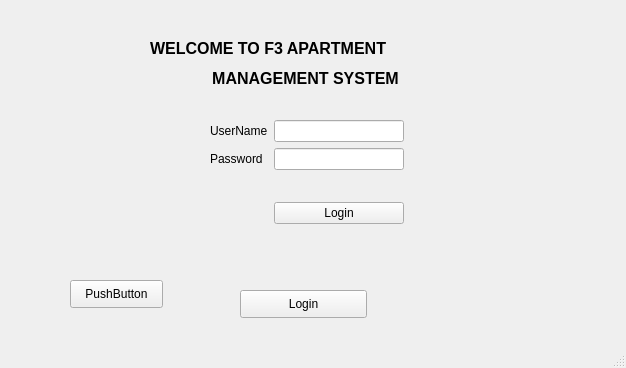
This is FrmLogin.ui in FarchanS/LTP_Final_Project as Qt 5 draws it before an edit. The edited form follows.
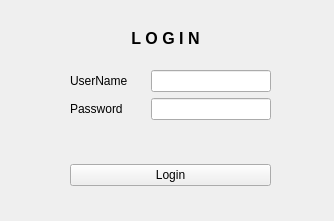
This is the edited form.

Patch:
```diff
--- a/FrmLogin.ui
+++ b/FrmLogin.ui
@@ -6,10 +6,16 @@
    <rect>
     <x>0</x>
     <y>0</y>
-    <width>626</width>
-    <height>368</height>
+    <width>334</width>
+    <height>221</height>
    </rect>
   </property>
+  <property name="maximumSize">
+   <size>
+    <width>334</width>
+    <height>221</height>
+   </size>
+  </property>
   <property name="windowTitle">
    <string>MainWindow</string>
   </property>
@@ -17,13 +23,16 @@
    <widget class="QWidget" name="formLayoutWidget">
     <property name="geometry">
      <rect>
-      <x>210</x>
-      <y>120</y>
-      <width>194</width>
-      <height>112</height>
+      <x>70</x>
+      <y>70</y>
+      <width>201</width>
+      <height>81</height>
      </rect>
     </property>
     <layout class="QFormLayout" name="formLayout">
+     <property name="horizontalSpacing">
+      <number>23</number>
+     </property>
      <item row="0" column="0">
       <widget class="QLabel" name="userNameLabel">
        <property name="text">
@@ -48,53 +57,13 @@
        </property>
       </widget>
      </item>
-     <item row="3" column="1">
-      <widget class="QPushButton" name="PB_login">
-       <property name="text">
-        <string>Login</string>
-       </property>
-      </widget>
-     </item>
-     <item row="2" column="1">
-      <spacer name="horizontalSpacer">
-       <property name="orientation">
-        <enum>Qt::Horizontal</enum>
-       </property>
-       <property name="sizeHint" stdset="0">
-        <size>
-         <width>40</width>
-         <height>20</height>
-        </size>
-       </property>
-      </spacer>
-     </item>
     </layout>
    </widget>
-   <widget class="QLabel" name="label">
-    <property name="geometry">
-     <rect>
-      <x>150</x>
-      <y>40</y>
-      <width>311</width>
-      <height>16</height>
-     </rect>
-    </property>
-    <property name="font">
-     <font>
-      <pointsize>12</pointsize>
-      <weight>75</weight>
-      <bold>true</bold>
-     </font>
-    </property>
-    <property name="text">
-     <string>WELCOME TO F3 APARTMENT</string>
-    </property>
-   </widget>
    <widget class="QLabel" name="label_2">
     <property name="geometry">
      <rect>
-      <x>150</x>
-      <y>70</y>
+      <x>10</x>
+      <y>30</y>
       <width>311</width>
       <height>16</height>
      </rect>
@@ -107,50 +76,32 @@
      </font>
     </property>
     <property name="text">
-     <string>MANAGEMENT SYSTEM</string>
+     <string>L O G I N</string>
     </property>
     <property name="alignment">
      <set>Qt::AlignCenter</set>
     </property>
    </widget>
-   <widget class="QPushButton" name="PB_testcon">
-    <property name="geometry">
-     <rect>
-      <x>240</x>
-      <y>290</y>
-      <width>127</width>
-      <height>28</height>
-     </rect>
-    </property>
-    <property name="text">
-     <string>Login</string>
-    </property>
-   </widget>
-   <widget class="QPushButton" name="PB_msgbox">
+   <widget class="QWidget" name="horizontalLayoutWidget">
     <property name="geometry">
      <rect>
       <x>70</x>
-      <y>280</y>
-      <width>93</width>
-      <height>28</height>
+      <y>160</y>
+      <width>201</width>
+      <height>31</height>
      </rect>
     </property>
-    <property name="text">
-     <string>PushButton</string>
-    </property>
+    <layout class="QHBoxLayout" name="horizontalLayout">
+     <item>
+      <widget class="QPushButton" name="PB_login">
+       <property name="text">
+        <string>Login</string>
+       </property>
+      </widget>
+     </item>
+    </layout>
    </widget>
   </widget>
-  <widget class="QMenuBar" name="menubar">
-   <property name="geometry">
-    <rect>
-     <x>0</x>
-     <y>0</y>
-     <width>626</width>
-     <height>26</height>
-    </rect>
-   </property>
-  </widget>
-  <widget class="QStatusBar" name="statusbar"/>
  </widget>
  <resources/>
  <connections/>
```
Left out of the diff: 6 changed lines with no effect on the pictures.
